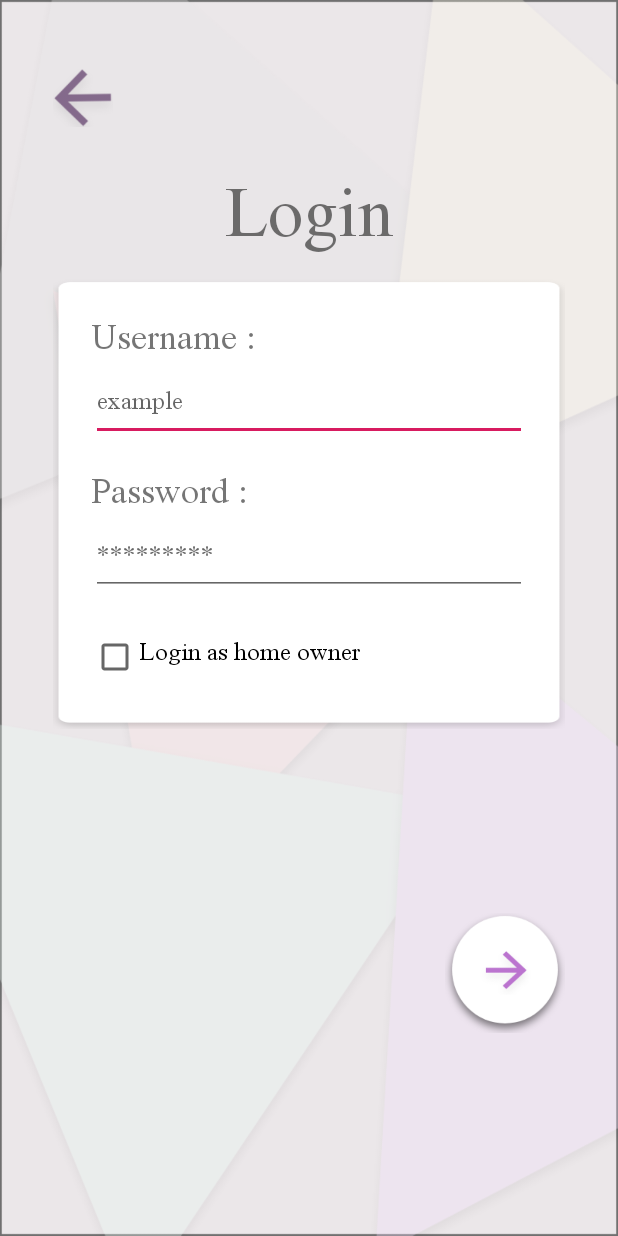
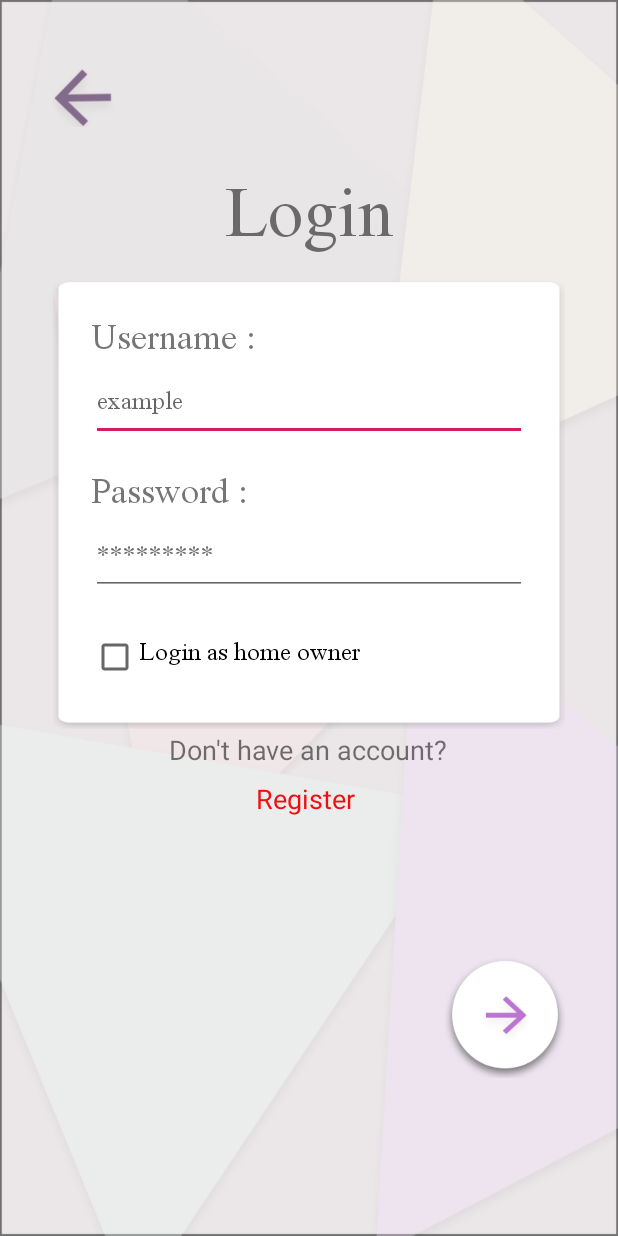
Before and after one commit to Adnan-saky/BashaBari, an Android app: the _3Login screen opened directly, with no data from a screen before it, on a phone screen of 412 x 824 dp. Run offline under Robolectric (Android 15) with nearby library versions, the light colour scheme and no system bars.

Commit message:
_welcome1,2,login,reg done but login er ektu jhamela

```diff
--- a/app/src/main/java/com/example/bashabari/_3Login.java
+++ b/app/src/main/java/com/example/bashabari/_3Login.java
@@ -2,13 +2,48 @@ package com.example.bashabari;
 
 import androidx.appcompat.app.AppCompatActivity;
 
+import android.content.Intent;
 import android.os.Bundle;
+import android.view.View;
+import android.widget.CheckBox;
+import android.widget.ImageView;
+import android.widget.TextView;
 
 public class _3Login extends AppCompatActivity {
 
+    private TextView register;
+    private ImageView next_btn_3;
+    private CheckBox login_as_owner__3;
     @Override
     protected void onCreate(Bundle savedInstanceState) {
         super.onCreate(savedInstanceState);
         setContentView(R.layout.activity__03_login);
+
+        register =  findViewById(R.id.register);
+        register.setOnClickListener(new View.OnClickListener() {
+            @Override
+            public void onClick(View view) {
+                Intent intent3 = new Intent(_3Login.this, _4Register.class);
+                startActivity(intent3);
+            }
+        });
+
+
+
+        next_btn_3 =  findViewById(R.id.next_btn_3);
+        next_btn_3.setOnClickListener(new View.OnClickListener() {
+            @Override
+            public void onClick(View view) {
+                if (login_as_owner__3.isChecked()) {
+                    Intent intent_3 = new Intent(_3Login.this, _10OwnerHome.class);
+                    startActivity(intent_3);
+                }
+                else
+                {
+                    Intent intent_03 = new Intent(_3Login.this, _5UserHome.class);
+                    startActivity(intent_03);
+                }
+            }
+        });
     }
 }
--- a/app/src/main/res/layout/activity__01_welcome.xml
+++ b/app/src/main/res/layout/activity__01_welcome.xml
@@ -22,7 +22,9 @@
         android:textSize="35sp"
         android:fontFamily="@font/microsoft_himalaya" />
 
+
     <ImageView
+        android:id="@+id/arrow_btn_1"
         android:layout_width="80sp"
         android:layout_height="80sp"
         android:layout_alignParentRight="true"
--- a/app/src/main/res/layout/activity__02_welcome.xml
+++ b/app/src/main/res/layout/activity__02_welcome.xml
@@ -25,6 +25,7 @@
         />
 
     <ImageView
+        android:id="@+id/tick_btn_2"
         android:layout_width="80sp"
         android:layout_height="80sp"
         android:layout_alignParentRight="true"
--- a/app/src/main/res/layout/activity__03_login.xml
+++ b/app/src/main/res/layout/activity__03_login.xml
@@ -34,13 +34,13 @@
         android:textSize="70sp" />
 
     <ImageView
-        android:id="@+id/next_btn"
+        android:id="@+id/next_btn_3"
         android:layout_width="80dp"
         android:layout_height="80dp"
         android:layout_alignParentRight="true"
         android:layout_alignParentBottom="true"
         android:src="@drawable/next_button"
-        android:layout_marginBottom="100sp"/>
+        android:layout_marginBottom="70sp"/>
 
     <ImageView
         android:background="@drawable/register_bg"
@@ -105,7 +105,27 @@
             android:fontFamily="@font/microsoft_himalaya"
             />
     </LinearLayout>
+<TextView
 
-
-
+    android:id="@+id/qstn"
+    android:layout_width="wrap_content"
+    android:layout_height="wrap_content"
+    android:text="Don't have an account?"
+    android:textSize="18sp"
+    android:layout_centerHorizontal="true"
+    android:layout_below="@+id/login_box"
+    android:padding="8sp"
+    >
+</TextView>
+    <TextView
+        android:id="@+id/register"
+        android:layout_width="wrap_content"
+        android:layout_height="wrap_content"
+        android:text="Register "
+        android:textSize="18sp"
+        android:textColor="#F10E0E"
+        android:layout_centerHorizontal="true"
+        android:layout_below="@+id/qstn"
+        >
+    </TextView>
 </RelativeLayout>
--- a/app/src/main/res/layout/activity__04_register.xml
+++ b/app/src/main/res/layout/activity__04_register.xml
@@ -122,7 +122,7 @@
             />
     </LinearLayout>
     <ImageView
-        android:id="@+id/nextbtn__4"
+        android:id="@+id/next_btn_4"
         android:layout_width="80sp"
         android:layout_height="80sp"
         android:layout_alignParentRight="true"
```
Also changed, not shown: app/src/main/java/com/example/bashabari/_1Welcome.java (+16 -0 lines), app/src/main/java/com/example/bashabari/_2Welcome.java (+16 -0 lines), app/src/main/java/com/example/bashabari/_4Register.java (+15 -0 lines), 1 other file.
